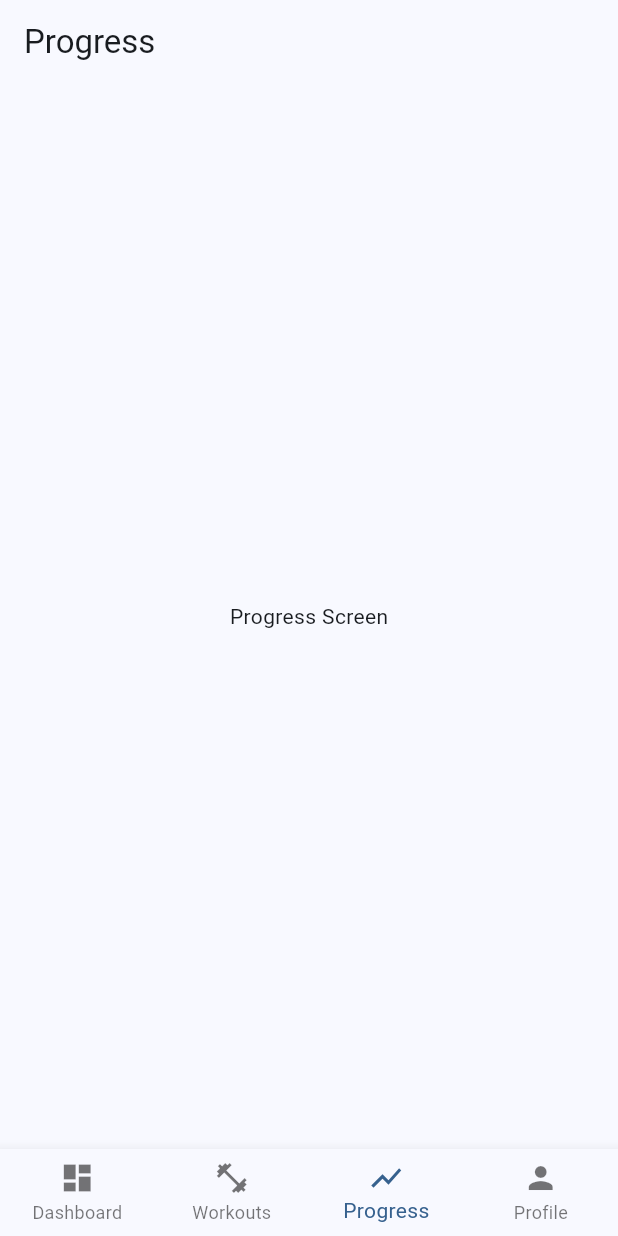
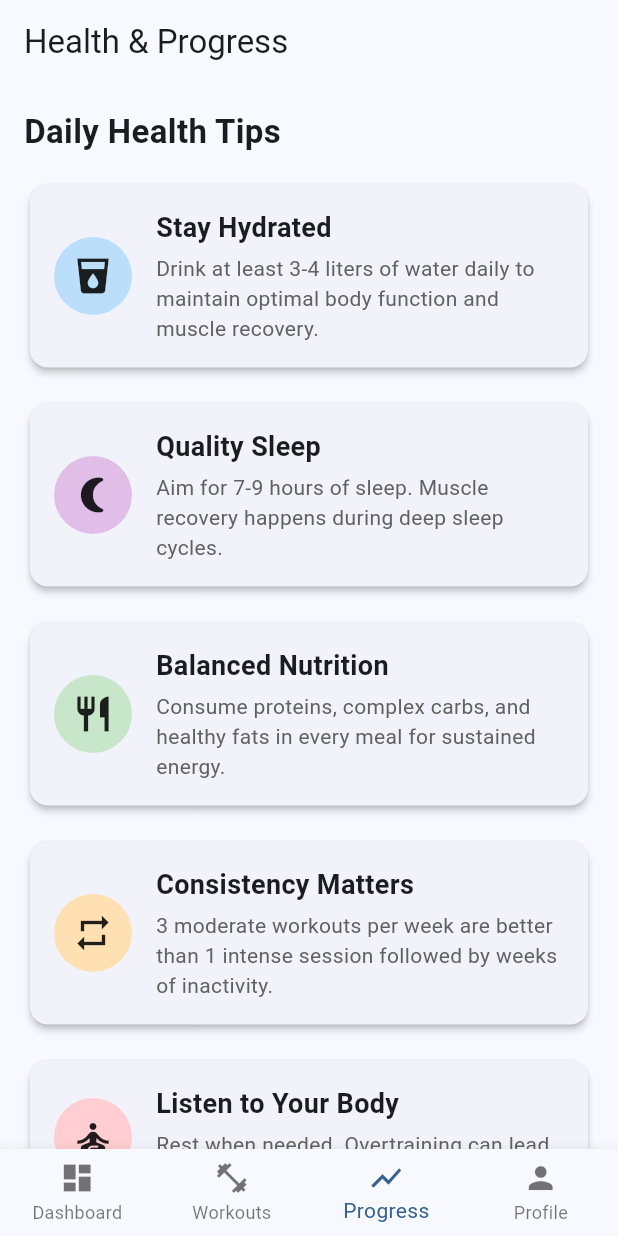
Before and after one commit to 3amtarekelgamd/YourGymPal, a Flutter app: the screen it shows after launch, item 3 of the bottom bar chosen, on a phone screen of 412 x 824 dp. Run offline on Flutter 3.47's test engine with Material 3 defaults, Android fonts, the phone set to English and light mode, and no system bars; our stand-ins replace audioplayers, device_preview, fl_chart, get, image_picker, shared_preferences and 2 more.

Commit message:
Add files via upload

```diff
--- a/lib/screens/progress_screen.dart
+++ b/lib/screens/progress_screen.dart
@@ -11,10 +11,124 @@ class ProgressScreen extends StatelessWidget {
   Widget build(BuildContext context) {
     return Scaffold(
       appBar: AppBar(
-        title: const Text('Progress'),
+        title: const Text('Health & Progress'),
       ),
-      body: const Center(
-        child: Text('Progress Screen'),
+      body: SingleChildScrollView(
+        padding: const EdgeInsets.all(16.0),
+        child: Column(
+          crossAxisAlignment: CrossAxisAlignment.start,
+          children: [
+            const Text(
+              'Daily Health Tips',
+              style: TextStyle(
+                fontSize: 22,
+                fontWeight: FontWeight.bold,
+              ),
+            ),
+            const SizedBox(height: 16),
+            _buildHealthTipCard(
+              icon: Icons.local_drink,
+              color: Colors.blue[100]!,
+              title: "Stay Hydrated",
+              description:
+                  "Drink at least 3-4 liters of water daily to maintain optimal body function and muscle recovery.",
+            ),
+            const SizedBox(height: 16),
+            _buildHealthTipCard(
+              icon: Icons.nightlight_round,
+              color: Colors.purple[100]!,
+              title: "Quality Sleep",
+              description:
+                  "Aim for 7-9 hours of sleep. Muscle recovery happens during deep sleep cycles.",
+            ),
+            const SizedBox(height: 16),
+            _buildHealthTipCard(
+              icon: Icons.restaurant,
+              color: Colors.green[100]!,
+              title: "Balanced Nutrition",
+              description:
+                  "Consume proteins, complex carbs, and healthy fats in every meal for sustained energy.",
+            ),
+            const SizedBox(height: 16),
+            _buildHealthTipCard(
+              icon: Icons.repeat,
+              color: Colors.orange[100]!,
+              title: "Consistency Matters",
+              description:
+                  "3 moderate workouts per week are better than 1 intense session followed by weeks of inactivity.",
+            ),
+            const SizedBox(height: 16),
+            _buildHealthTipCard(
+              icon: Icons.self_improvement,
+              color: Colors.red[100]!,
+              title: "Listen to Your Body",
+              description:
+                  "Rest when needed. Overtraining can lead to injuries and setbacks.",
+            ),
+            const SizedBox(height: 24),
+            const Text(
+              'Your Progress Summary',
+              style: TextStyle(
+                fontSize: 22,
+                fontWeight: FontWeight.bold,
+              ),
+            ),
+            const SizedBox(height: 16),
+            ProgressSummaryTab(controller: Get.find<WorkoutController>()),
+          ],
+        ),
+      ),
+    );
+  }
+
+  Widget _buildHealthTipCard({
+    required IconData icon,
+    required Color color,
+    required String title,
+    required String description,
+  }) {
+    return Card(
+      elevation: 2,
+      shape: RoundedRectangleBorder(
+        borderRadius: BorderRadius.circular(12),
+      ),
+      child: Padding(
+        padding: const EdgeInsets.all(16.0),
+        child: Row(
+          children: [
+            Container(
+              padding: const EdgeInsets.all(12),
+              decoration: BoxDecoration(
+                color: color,
+                shape: BoxShape.circle,
+              ),
+              child: Icon(icon, size: 28),
+            ),
+            const SizedBox(width: 16),
+            Expanded(
+              child: Column(
+                crossAxisAlignment: CrossAxisAlignment.start,
+                children: [
+                  Text(
+                    title,
+                    style: const TextStyle(
+                      fontSize: 18,
+                      fontWeight: FontWeight.bold,
+                    ),
+                  ),
+                  const SizedBox(height: 4),
+                  Text(
+                    description,
+                    style: TextStyle(
+                      fontSize: 14,
+                      color: Colors.grey[700],
+                    ),
+                  ),
+                ],
+              ),
+            ),
+          ],
+        ),
       ),
     );
   }
@@ -31,7 +145,6 @@ class ProgressSummaryTab extends StatelessWidget {
   @override
   Widget build(BuildContext context) {
     return Obx(() {
-      // Calculate summary statistics
       final totalWorkouts = controller.workoutHistory.length;
 
       // Count workouts by type
@@ -41,9 +154,8 @@ class ProgressSummaryTab extends StatelessWidget {
         workoutCounts[type] = (workoutCounts[type] ?? 0) + 1;
       }
 
-      // Calculate streak (consecutive days with workouts)
-      int currentStreak = 0;
-      // (Streak calculation logic would go here)
+      // Calculate streak
+      int currentStreak = calculateStreak();
 
       return SingleChildScrollView(
         padding: const EdgeInsets.all(16.0),
@@ -65,7 +177,7 @@ class ProgressSummaryTab extends StatelessWidget {
                 Expanded(
                   child: _buildStatCard(
                     'Current Streak',
-                    '$currentStreak days',
+                    '$currentStreak ${currentStreak == 1 ? 'day' : 'days'}',
                     Icons.local_fire_department,
                     Colors.orange,
                   ),
@@ -128,6 +240,59 @@ class ProgressSummaryTab extends StatelessWidget {
     });
   }
 
+  int calculateStreak() {
+    if (controller.workoutHistory.isEmpty) return 0;
+
+    // Sort workouts by date (newest first)
+    final sortedWorkouts = List.of(controller.workoutHistory)
+      ..sort((a, b) => b.date.compareTo(a.date));
+
+    int streak = 0;
+    DateTime currentDate = DateTime.now();
+    final today =
+        DateTime(currentDate.year, currentDate.month, currentDate.day);
+
+    // Check if today has workout
+    final lastWorkoutDate = DateTime(sortedWorkouts.first.date.year,
+        sortedWorkouts.first.date.month, sortedWorkouts.first.date.day);
+
+    if (lastWorkoutDate == today) {
+      streak++;
+      currentDate = currentDate.subtract(const Duration(days: 1));
+    } else {
+      // No workout today - streak is 0
+      return 0;
+    }
+
+    for (var workout in sortedWorkouts.skip(1)) {
+      final workoutDate =
+          DateTime(workout.date.year, workout.date.month, workout.date.day);
+
+      // Skip future dates (if any)
+      if (workoutDate.isAfter(today)) continue;
+
+      // Check consecutive days
+      while (true) {
+        final previousDate =
+            DateTime(currentDate.year, currentDate.month, currentDate.day);
+
+        if (workoutDate == previousDate) {
+          streak++;
+          currentDate = currentDate.subtract(const Duration(days: 1));
+          break;
+        } else if (workoutDate.isBefore(previousDate)) {
+          // Found a gap - streak ends
+          return streak;
+        } else {
+          // Move to next day
+          currentDate = currentDate.subtract(const Duration(days: 1));
+        }
+      }
+    }
+
+    return streak;
+  }
+
   Widget _buildStatCard(
       String title, String value, IconData icon, Color color) {
     return Card(
```
